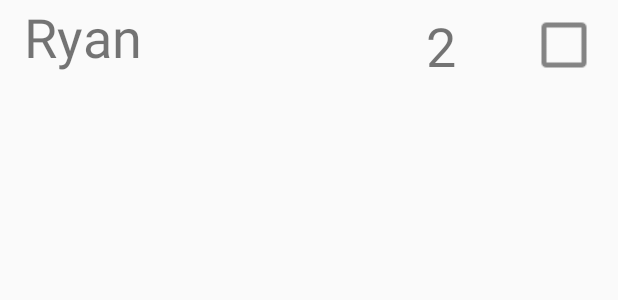
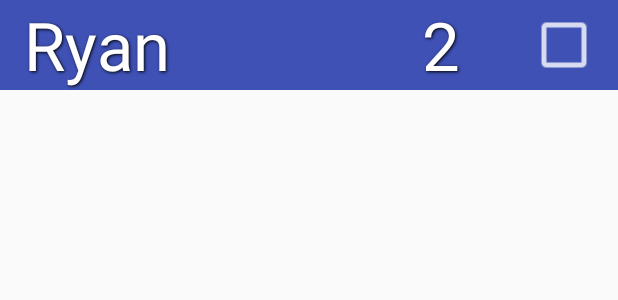
Before and after one commit to MatthewTimmons/UpcomingEventsApp, an Android app: the layout viewholder_friend_event_information.xml on its own in the app's theme, with its tools: preview values and no code run, on a phone screen of 412 x 824 dp. Shown: the top 300 px of the screen. Run offline under Robolectric (Android 15) with nearby library versions, the light colour scheme and no system bars.

Commit message:
Changes friend interest level text and checkboxes to white. Makes text more readable in DetailsActivity. Adds column names to friend info recycler view. Programmatically sets checkbox column name if event is a movie. Adds event type specific backgrounds to each recycler view within MainActivity.

```diff
--- a/app/src/main/java/com/matthewtimmons/upcomingeventsapp/fragments/FriendInfoFragment.java
+++ b/app/src/main/java/com/matthewtimmons/upcomingeventsapp/fragments/FriendInfoFragment.java
@@ -47,6 +47,10 @@ public class FriendInfoFragment extends Fragment {
         eventId = getArguments().getString(KEY_EVENT_ID);
         eventType = getArguments().getString(KEY_EVENT_TYPE);
 
+        if (eventType.equals(FirebaseConstants.KEY_MOVIES)) {
+            v.findViewById(R.id.friend_checkbox_column).setVisibility(View.VISIBLE);
+        }
+
 //        Query query = FirebaseFirestore.getInstance().collection(FirebaseConstants.COLLECTION_USERS);
 //        query.get().addOnCompleteListener(new OnCompleteListener<QuerySnapshot>() {
 //            @Override
--- a/app/src/main/java/com/matthewtimmons/upcomingeventsapp/fragments/InterestLevelSeekbarFragment.java
+++ b/app/src/main/java/com/matthewtimmons/upcomingeventsapp/fragments/InterestLevelSeekbarFragment.java
@@ -128,7 +128,7 @@ public class InterestLevelSeekbarFragment extends Fragment {
                     break;
                 case INTEREST_LEVEL_MEDIUM:
                     interestLevelTextView.setText(R.string.interest_level_display_name_medium);
-                    interestLevelTextView.setBackgroundColor(Color.parseColor("#f4f142"));
+                    interestLevelTextView.setBackgroundColor(Color.parseColor("#ffcc00"));
                     break;
                 case INTEREST_LEVEL_HIGH:
                     interestLevelTextView.setText(R.string.interest_level_display_name_high);
--- a/app/src/main/res/layout/viewholder_friend_event_information.xml
+++ b/app/src/main/res/layout/viewholder_friend_event_information.xml
@@ -4,26 +4,39 @@
     xmlns:tools="http://schemas.android.com/tools"
     android:id="@+id/friend_row_data"
     android:layout_width="match_parent"
-    android:layout_height="60dp">
+    android:layout_height="60dp"
+    tools:background="@color/colorPrimary">
 
     <TextView
         android:id="@+id/friend_user_name"
         android:layout_width="0dp"
-        android:layout_height="wrap_content"
+        android:layout_height="0dp"
         android:layout_marginLeft="16dp"
-        android:textSize="36sp"
-        app:layout_constraintEnd_toEndOf="parent"
+        android:autoSizeTextType="uniform"
+        android:textColor="@android:color/white"
+        android:shadowColor="@android:color/black"
+        android:shadowDx="1"
+        android:shadowDy="1"
+        android:shadowRadius="2"
+        app:layout_constraintEnd_toStartOf="@id/friend_interest_level"
         app:layout_constraintStart_toStartOf="parent"
+        app:layout_constraintTop_toTopOf="parent"
+        app:layout_constraintBottom_toBottomOf="parent"
         tools:text="Ryan" />
 
     <TextView
         android:id="@+id/friend_interest_level"
         android:layout_width="60dp"
-        android:layout_height="wrap_content"
+        android:layout_height="0dp"
         android:layout_marginEnd="32dp"
         android:layout_marginRight="32dp"
+        android:autoSizeTextType="uniform"
         android:gravity="center"
-        android:textSize="36sp"
+        android:shadowColor="@android:color/black"
+        android:shadowDx="1"
+        android:shadowDy="1"
+        android:shadowRadius="2"
+        android:textColor="@android:color/white"
         app:layout_constraintBottom_toBottomOf="parent"
         app:layout_constraintEnd_toStartOf="@+id/friend_checkbox"
         app:layout_constraintTop_toTopOf="parent"
@@ -36,6 +49,8 @@
         android:layout_marginEnd="16dp"
         android:layout_marginRight="16dp"
         android:visibility="gone"
+        android:outlineAmbientShadowColor="@android:color/white"
+        android:outlineSpotShadowColor="@android:color/white"
         app:layout_constraintBottom_toBottomOf="parent"
         app:layout_constraintEnd_toEndOf="parent"
         app:layout_constraintTop_toTopOf="parent"
--- a/app/src/main/res/values/colors.xml
+++ b/app/src/main/res/values/colors.xml
@@ -2,5 +2,6 @@
 <resources>
     <color name="colorPrimary">#3F51B5</color>
     <color name="colorPrimaryDark">#303F9F</color>
+    <color name="colorPrimaryLight">#0066FF</color>
     <color name="colorAccent">#FF4081</color>
 </resources>
```
Also changed, not shown: app/src/main/java/com/matthewtimmons/upcomingeventsapp/FriendInfoPagerAdapter.java (deleted, +0 -25 lines), app/src/main/java/com/matthewtimmons/upcomingeventsapp/adapters/FriendInfoListAdapter.java (+4 -3 lines), app/src/main/java/com/matthewtimmons/upcomingeventsapp/fragments/EventsFragment.java (+12 -0 lines), app/src/main/res/layout/fragment_friends_interest.xml (+77 -3 lines), app/src/main/res/layout/fragment_interest_level.xml (+7 -5 lines), app/src/main/res/drawable-hdpi/ic_checked_checkbox.png, app/src/main/res/drawable-hdpi/ic_unchecked_checkbox.png, app/src/main/res/drawable-mdpi/ic_checked_checkbox.png, app/src/main/res/drawable-mdpi/ic_unchecked_checkbox.png, app/src/main/res/drawable-xhdpi/ic_checked_checkbox.png, app/src/main/res/drawable-xhdpi/ic_unchecked_checkbox.png, app/src/main/res/drawable-xxhdpi/ic_checked_checkbox.png, app/src/main/res/drawable-xxhdpi/ic_unchecked_checkbox.png.
